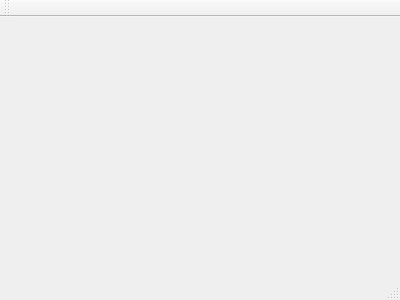
Qt form PixelTeam/mainwindow.ui (McFly-byte/Test) before a commit.
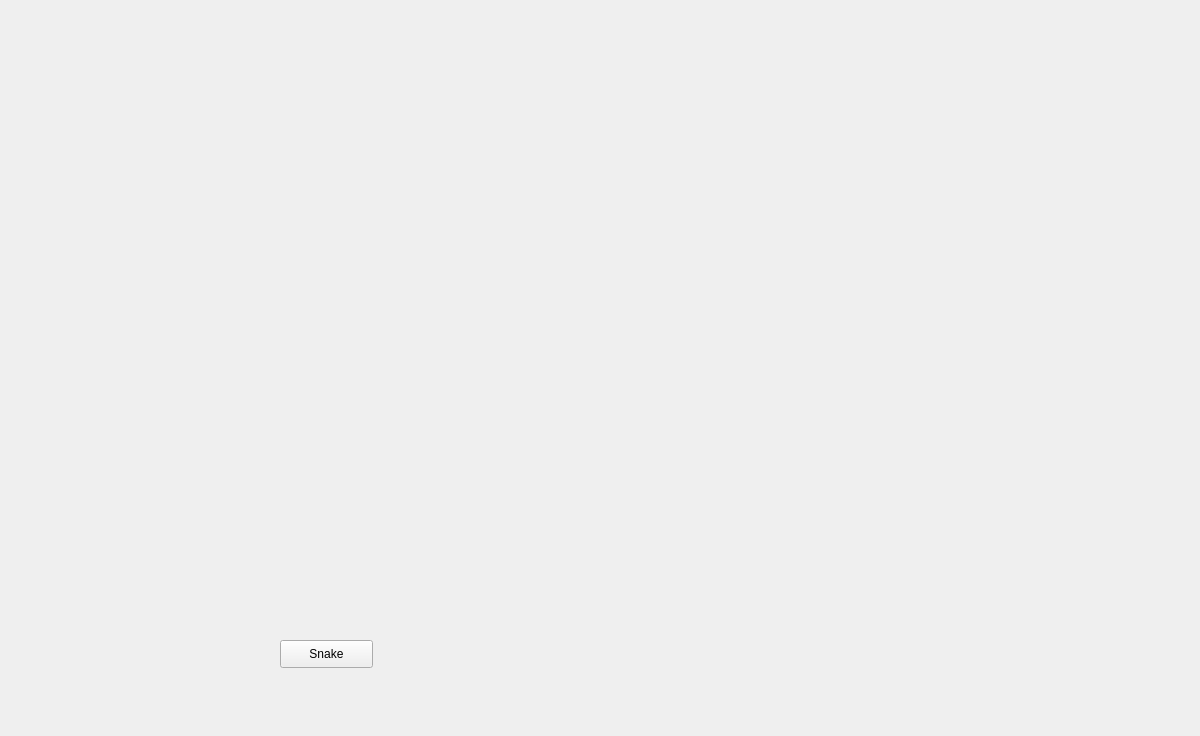
The same form after that commit.

What changed in the file:
```diff
--- a/PixelTeam/mainwindow.ui
+++ b/PixelTeam/mainwindow.ui
@@ -1,24 +1,34 @@
 <ui version="4.0">
  <class>MainWindow</class>
- <widget class="QMainWindow" name="MainWindow" >
-  <property name="geometry" >
+ <widget class="QMainWindow" name="MainWindow">
+  <property name="geometry">
    <rect>
     <x>0</x>
     <y>0</y>
-    <width>400</width>
-    <height>300</height>
+    <width>1200</width>
+    <height>736</height>
    </rect>
   </property>
   <property name="windowTitle" >
    <string>MainWindow</string>
   </property>
-  <widget class="QMenuBar" name="menuBar" />
-  <widget class="QToolBar" name="mainToolBar" />
-  <widget class="QWidget" name="centralWidget" />
-  <widget class="QStatusBar" name="statusBar" />
+  <widget class="QWidget" name="centralWidget">
+   <widget class="QPushButton" name="snakeBtn">
+    <property name="geometry">
+     <rect>
+      <x>280</x>
+      <y>640</y>
+      <width>93</width>
+      <height>28</height>
+     </rect>
+    </property>
+    <property name="text">
+     <string>Snake</string>
+    </property>
+   </widget>
+  </widget>
  </widget>
- <layoutDefault spacing="6" margin="11" />
- <pixmapfunction></pixmapfunction>
+ <layoutdefault spacing="6" margin="11"/>
  <resources/>
  <connections/>
 </ui>
```
Left out of the diff: 3 changed lines with no effect on the pictures.
